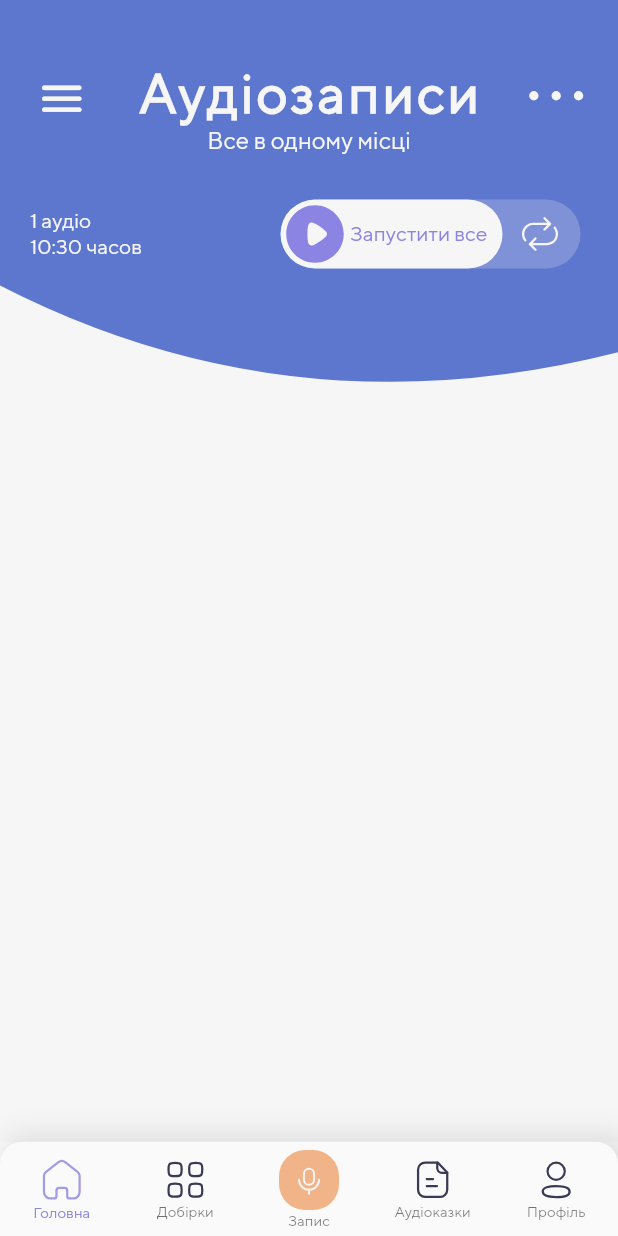
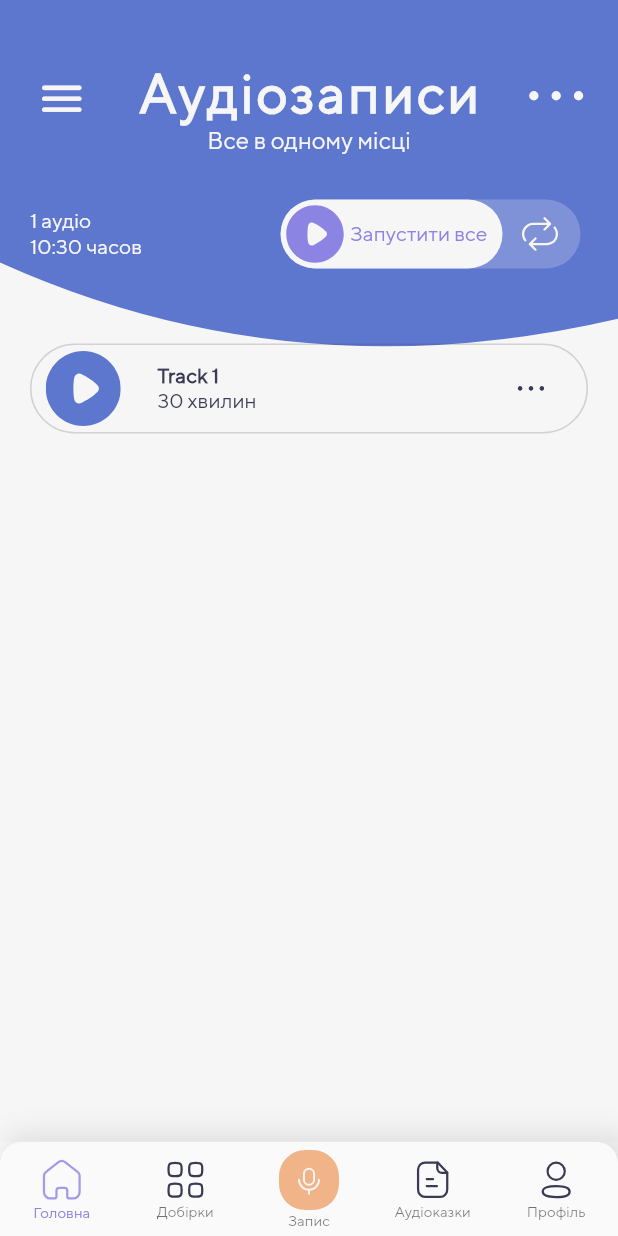
Before and after one commit to OleksaMaltsev/AudioStories, a Flutter app: the AudioStoriesScreen screen opened by its route, on a phone screen of 412 x 824 dp. Run offline on Flutter 3.47's test engine with Material 2 defaults, Android fonts, the light colour scheme and no system bars; drawn by our look-alikes of auto_size_text; our stand-ins replace audioplayers, bloc, flutter_bloc, flutter_svg, permission_handler; missing offline and left inert: flutter_sound.

Commit message:
ready UI audioStories

```diff
--- a/lib/constants/colors.dart
+++ b/lib/constants/colors.dart
@@ -8,6 +8,7 @@ abstract class ColorsApp {
   static const colorLightDark = Color(0xFF3A3A55);
   static const colorOriginalBlack = Color(0xFF000000);
   static const colorLightOpacityDark = Color.fromARGB(125, 58, 58, 85);
+  static const colorSlimOpacityDark = Color.fromARGB(50, 58, 58, 85);
   static const colorButtonOrange = Color.fromARGB(255, 120, 66, 27);
   static const colorLightGreen = Color(0xFF71A59F);
   static const colorLightBlue = Color(0xFF678BD2);
--- a/lib/constants/icons.dart
+++ b/lib/constants/icons.dart
@@ -17,5 +17,7 @@ class AppIcons {
   static const String fluentArrow = '$path/fluent_arrow.svg';
   static const String fluentArrowWhite = '$path/fluent_arrow_white.svg';
   static const String play = '$path/Play.svg';
+  static const String play50 = '$path/Play50.svg';
   static const String pause = '$path/pause.svg';
+  static const String pause50 = '$path/pause50.svg';
 }
--- a/lib/screens/audio_stories/audio_stories.dart
+++ b/lib/screens/audio_stories/audio_stories.dart
@@ -19,6 +19,8 @@ class AudioStoriesScreen extends StatefulWidget {
 class _AudioStoriesScreenState extends State<AudioStoriesScreen> {
   bool play = false;
   bool repeat = false;
+
+  bool playTrack = true;
   @override
   Widget build(BuildContext context) {
     return Scaffold(
@@ -29,12 +31,13 @@ class _AudioStoriesScreenState extends State<AudioStoriesScreen> {
           child: Column(
             children: [
               const CustomAppBar(
-                  leading: null,
-                  title: 'Аудіозаписи',
-                  subTitle: 'Все в одному місці',
-                  actions: null),
+                leading: null,
+                title: 'Аудіозаписи',
+                subTitle: 'Все в одному місці',
+                actions: null,
+              ),
               Container(
-                padding: const EdgeInsets.fromLTRB(20, 30, 25, 20),
+                padding: const EdgeInsets.fromLTRB(20, 30, 25, 40),
                 child: Row(
                   mainAxisAlignment: MainAxisAlignment.spaceBetween,
                   children: [
@@ -131,6 +134,80 @@ class _AudioStoriesScreenState extends State<AudioStoriesScreen> {
                   ],
                 ),
               ),
+              Container(
+                padding: const EdgeInsets.fromLTRB(20, 10, 20, 0),
+                child: Column(
+                  children: [
+                    Container(
+                      width: double.infinity,
+                      height: 60,
+                      decoration: BoxDecoration(
+                        border: Border.all(
+                          width: 1,
+                          color: ColorsApp.colorSlimOpacityDark,
+                        ),
+                        borderRadius: BorderRadius.circular(50),
+                      ),
+                      child: Row(
+                        children: [
+                          Expanded(
+                            flex: 1,
+                            child: Container(
+                              margin: const EdgeInsets.only(
+                                left: 5,
+                                right: 10,
+                              ),
+                              child: InkWell(
+                                onTap: () {
+                                  playTrack = !playTrack;
+                                  setState(() {});
+                                },
+                                child: SvgPicture.asset(
+                                  playTrack
+                                      ? AppIcons.play50
+                                      : AppIcons.pause50,
+                                  color: ColorsApp.colorBlue,
+                                ),
+                              ),
+                            ),
+                          ),
+                          Expanded(
+                            flex: 3,
+                            child: Padding(
+                              padding: const EdgeInsets.only(left: 10),
+                              child: Column(
+                                mainAxisAlignment: MainAxisAlignment.center,
+                                crossAxisAlignment: CrossAxisAlignment.start,
+                                children: [
+                                  Text(
+                                    'Track 1',
+                                    style: mainTheme.textTheme.labelSmall
+                                        ?.copyWith(
+                                      fontWeight: FontWeight.w600,
+                                    ),
+                                  ),
+                                  Text(
+                                    '30 хвилин',
+                                    style: mainTheme.textTheme.labelSmall,
+                                  ),
+                                ],
+                              ),
+                            ),
+                          ),
+                          Expanded(
+                            flex: 1,
+                            child: SvgPicture.asset(
+                              AppIcons.dots,
+                              color: ColorsApp.colorLightDark,
+                              width: 18,
+                            ),
+                          ),
+                        ],
+                      ),
+                    ),
+                  ],
+                ),
+              ),
             ],
           ),
         ),
--- a/lib/widgets/background/background_blue_widget.dart
+++ b/lib/widgets/background/background_blue_widget.dart
@@ -17,7 +17,7 @@ class BluePainter extends CustomPainter {
     ovalPath.moveTo(width * 2, height * 0.01);
 
     ovalPath.quadraticBezierTo(
-        width * 0.9, height * 0.50, width * 0, height * 0.25);
+        width * 0.9, height * 0.45, width * 0, height * 0.23);
 
     ovalPath.lineTo(0, -height);
 
```
Also changed, not shown: assets/icons/Play50.svg (added), assets/icons/pause50.svg (added).
